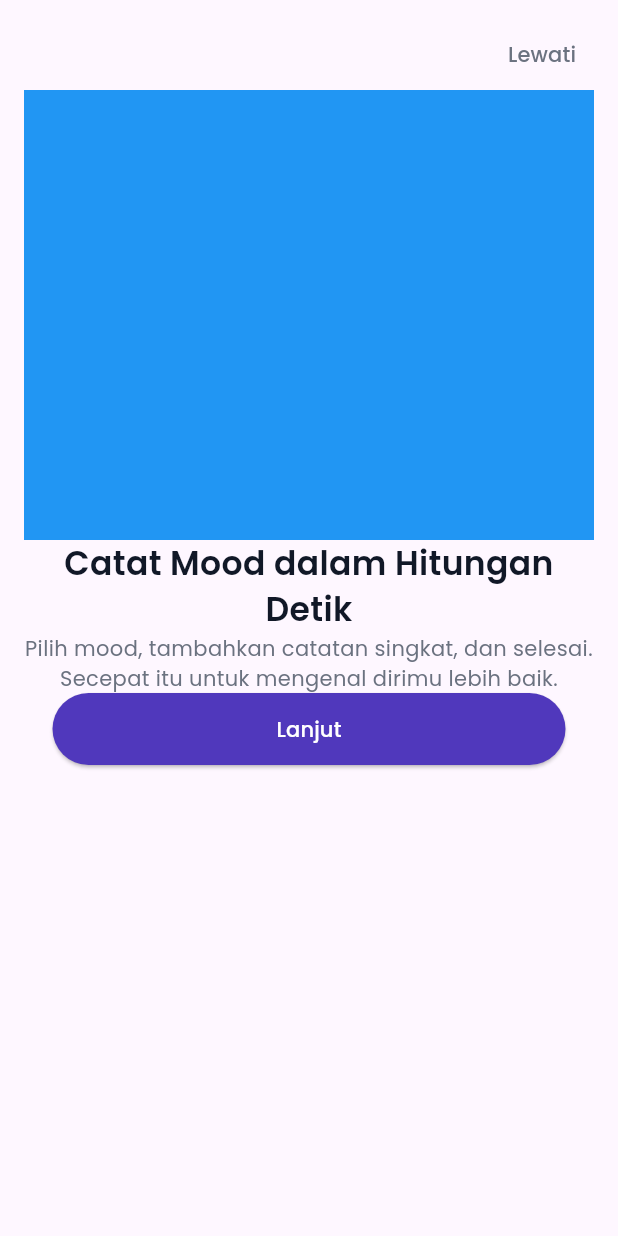
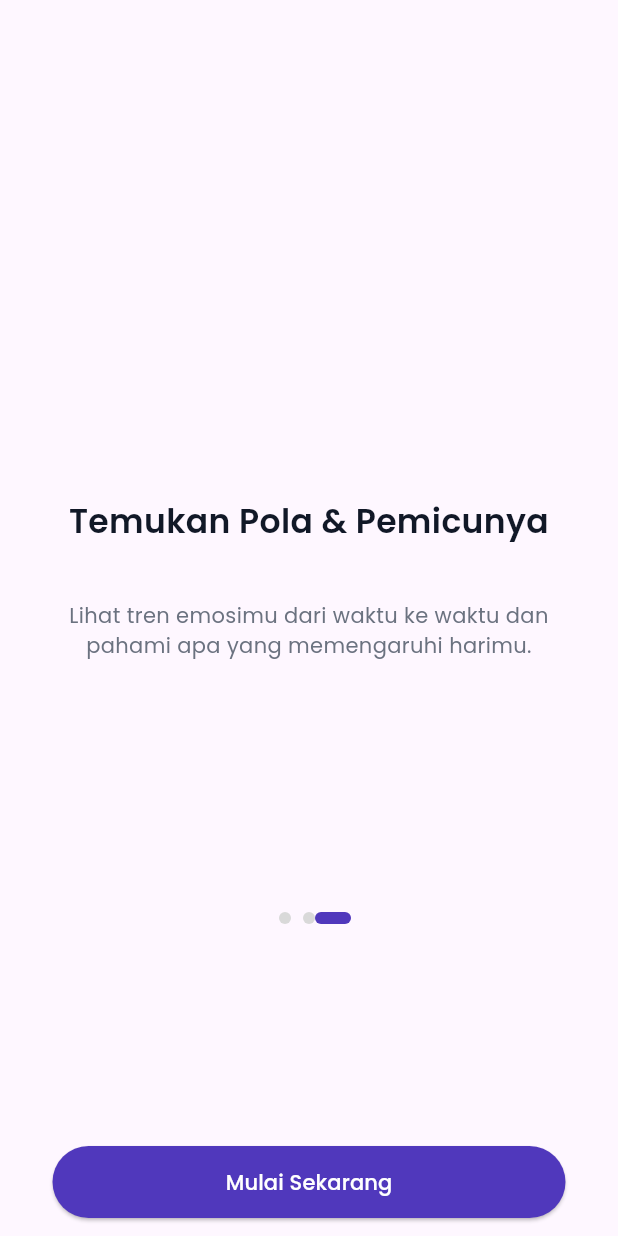
Before and after one commit to tarissaraevani/mood-tracker, a Flutter app: the TrackPage screen opened directly, after a tap on "Lanjut", on a phone screen of 412 x 824 dp. Run offline on Flutter 3.47's test engine with Material 3 defaults, Android fonts, the phone set to English and light mode, and no system bars.

Commit message:
rapiin onboarding pages

```diff
--- /dev/null
+++ b/lib/pages/insights.dart
@@ -0,0 +1,100 @@
+import 'package:flutter/material.dart';
+
+import 'package:mood_tracker/pages/home.dart';
+
+class InsightsPage extends StatelessWidget {
+  const InsightsPage({super.key});
+
+  @override
+  Widget build(BuildContext context) {
+    return Scaffold(
+      body: SafeArea(
+        child: Padding(
+          padding: const EdgeInsets.symmetric(horizontal: 16.0, vertical: 12.0),
+          child: Column(
+            children: [
+              SizedBox(width: 500, height: 320),
+              SizedBox(width: 342, height: 60,
+              child: Text(
+                'Temukan Pola & Pemicunya',
+                style: TextStyle(
+                  fontSize: 22,
+                  fontWeight: FontWeight.w600,
+                  color: Color(0xFF111827),
+                ),
+                textAlign: TextAlign.center,
+              )
+              ),
+              SizedBox(width: 342, height: 8),
+              SizedBox(width: 342, height: 60,
+              child: Text(
+                'Lihat tren emosimu dari waktu ke waktu dan pahami apa yang memengaruhi harimu.',
+                style: TextStyle(
+                  fontSize: 14,
+                  fontWeight: FontWeight.w400,
+                  color: Color(0xFF6B7280),
+                ),
+                textAlign: TextAlign.center,
+              )
+              ),
+              Expanded(child: PageView(scrollDirection: Axis.horizontal, allowImplicitScrolling: true,
+              children: [
+                Center(
+                  child: Row(
+                    mainAxisSize: MainAxisSize.min,
+                    children: [
+                      const SizedBox(width: 8),
+                      Container(
+                        width: 8,
+                        height: 8,
+                        decoration: BoxDecoration(
+                          color: const Color(0xFFD9D9D9),
+                          borderRadius: BorderRadius.circular(4),
+                        ),
+                      ),
+                      const SizedBox(width: 8),
+                      Container(
+                        width: 8,
+                        height: 8,
+                        decoration: BoxDecoration(
+                          color: const Color(0xFFD9D9D9),
+                          borderRadius: BorderRadius.circular(4),
+                        ),
+                      ),
+                      Container(
+                        width: 24,
+                        height: 8,
+                        decoration: BoxDecoration(
+                          color: const Color(0xFF5038BC),
+                          borderRadius: BorderRadius.circular(4),
+                        ),
+                      )
+                    ],
+                  )
+                )
+              ]
+              )
+              ),
+              SizedBox(
+              width: 342,
+              height: 48,
+              child: ElevatedButton(
+                onPressed: () {
+                  Navigator.push(context,
+                  MaterialPageRoute(builder: (context) => const HomePage())
+                  );
+                },
+                style: TextButton.styleFrom(
+                  backgroundColor: Color(0xFF5038BC),
+                  foregroundColor: Color(0xFFFFFFFF)
+                ),
+                child: Text('Mulai Sekarang'),
+              ),
+            )
+            ]
+          )
+        )
+      )
+    );
+  }
+}
--- a/lib/pages/track.dart
+++ b/lib/pages/track.dart
@@ -1,6 +1,7 @@
 import 'package:flutter/material.dart';
 
 import 'package:mood_tracker/pages/home.dart';
+import 'package:mood_tracker/pages/insights.dart';
 
 class TrackPage extends StatelessWidget {
   const TrackPage({super.key});
@@ -12,7 +13,6 @@ class TrackPage extends StatelessWidget {
         child: Padding(
           padding: const EdgeInsets.symmetric(horizontal: 16.0, vertical: 12.0),
           child: Column(
-            // mainAxisAlignment: MainAxisAlignment.center,
             children: [
               Row(
                 mainAxisAlignment: MainAxisAlignment.end,
@@ -31,8 +31,9 @@ class TrackPage extends StatelessWidget {
                   )
                 ]
                 ),
-              Container(width: 500, height: 300, color: Colors.blue),
-              Text(
+              SizedBox(width: 500, height: 300),
+              SizedBox(width: 342, height: 60,
+              child: Text(
                 'Catat Mood dalam Hitungan Detik',
                 style: TextStyle(
                   fontSize: 22,
@@ -40,8 +41,11 @@ class TrackPage extends StatelessWidget {
                   color: Color(0xFF111827),
                 ),
                 textAlign: TextAlign.center,
+              )
               ),
-              Text(
+              SizedBox(width: 342, height: 8),
+              SizedBox(width: 342, height: 60,
+              child: Text(
                 'Pilih mood, tambahkan catatan singkat, dan selesai. Secepat itu untuk mengenal dirimu lebih baik.',
                 style: TextStyle(
                   fontSize: 14,
@@ -49,15 +53,54 @@ class TrackPage extends StatelessWidget {
                   color: Color(0xFF6B7280),
                 ),
                 textAlign: TextAlign.center,
+              )
+              ),
+              Expanded(child: PageView(scrollDirection: Axis.horizontal, allowImplicitScrolling: true,
+              children: [
+                Center(
+                  child: Row(
+                    mainAxisSize: MainAxisSize.min,
+                    children: [
+                      const SizedBox(width: 8),
+                      Container(
+                        width: 8,
+                        height: 8,
+                        decoration: BoxDecoration(
+                          color: const Color(0xFFD9D9D9),
+                          borderRadius: BorderRadius.circular(4),
+                        ),
+                      ),
+                      Container(
+                        width: 24,
+                        height: 8,
+                        decoration: BoxDecoration(
+                          color: const Color(0xFF5038BC),
+                          borderRadius: BorderRadius.circular(4),
+                        ),
+                      ),
+                      const SizedBox(width: 8),
+                      Container(
+                        width: 8,
+                        height: 8,
+                        decoration: BoxDecoration(
+                          color: const Color(0xFFD9D9D9),
+                          borderRadius: BorderRadius.circular(4),
+                        ),
+                      ),
+                    ],
+                  )
+                )
+              ]
+              )
               ),
               SizedBox(
               width: 342,
               height: 48,
               child: ElevatedButton(
                 onPressed: () {
-                  // Navigator.push(context,
-                  // MaterialPageRoute(builder: (context) => const TrackPage())
-                  // );
+                  Navigator.push(context,
+                  MaterialPageRoute(builder: (context) => const InsightsPage())
+                  );
                 },
                 style: TextButton.styleFrom(
                   backgroundColor: Color(0xFF5038BC),
```
Also changed, not shown: lib/pages/welcome.dart (+49 -8 lines).
